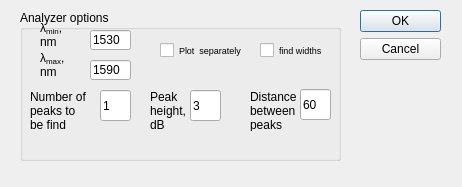
First picture: the form in Windows/UIs/analyzer_dialog.ui, repository al509/ScanLoop, before the edit.
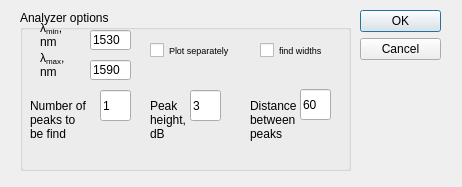
Second picture: the form after the edit.

The edit to the form file:
```diff
--- a/Windows/UIs/analyzer_dialog.ui
+++ b/Windows/UIs/analyzer_dialog.ui
@@ -34,8 +34,8 @@
     <rect>
      <x>20</x>
      <y>10</y>
-     <width>321</width>
-     <height>151</height>
+     <width>331</width>
+     <height>161</height>
     </rect>
    </property>
    <property name="title">
@@ -89,7 +89,7 @@
       <x>130</x>
       <y>80</y>
       <width>41</width>
-      <height>41</height>
+      <height>61</height>
      </rect>
     </property>
     <property name="text">
@@ -115,7 +115,7 @@
    <widget class="QCheckBox" name="checkBox_plot_results_separately">
     <property name="geometry">
      <rect>
-      <x>140</x>
+      <x>130</x>
       <y>30</y>
       <width>91</width>
       <height>20</height>
@@ -130,7 +130,7 @@
      <string comment="Plot results on new figures"/>
     </property>
     <property name="text">
-     <string>Plot  separately</string>
+     <string>Plot separately</string>
     </property>
     <property name="tristate">
      <bool>false</bool>
@@ -142,7 +142,7 @@
       <x>10</x>
       <y>80</y>
       <width>61</width>
-      <height>41</height>
+      <height>61</height>
      </rect>
     </property>
     <property name="text">
@@ -171,7 +171,7 @@
       <x>230</x>
       <y>80</y>
       <width>61</width>
-      <height>41</height>
+      <height>61</height>
      </rect>
     </property>
     <property name="text">
```
